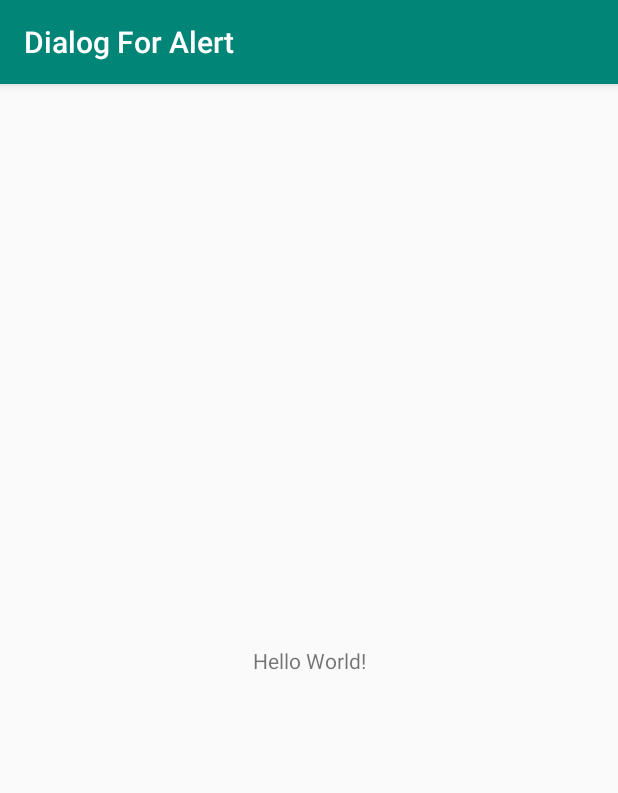
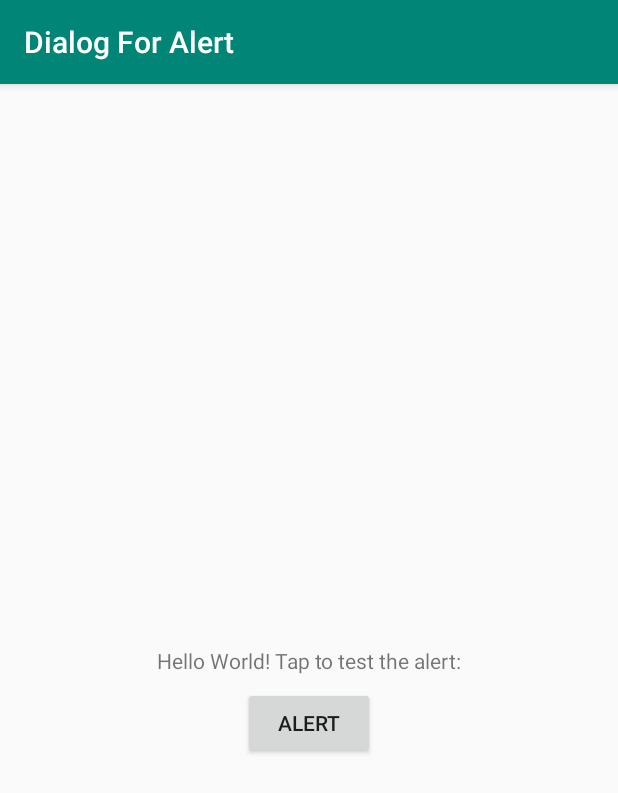
Before and after one commit to thom1376/Lab4, an Android app: the screen it shows after launch (MainActivity), on a phone screen of 412 x 824 dp. Shown: the top 793 px of the screen. Run offline under Robolectric (Android 15) with nearby library versions, the phone set to English and light mode, and no system bars.

Commit message:
Add alert dialog to Dialog For Alert project

```diff
--- a/DialogForAlert/app/src/main/res/layout/activity_main.xml
+++ b/DialogForAlert/app/src/main/res/layout/activity_main.xml
@@ -7,12 +7,28 @@
     tools:context=".MainActivity">
 
     <TextView
+        android:id="@+id/textView"
         android:layout_width="wrap_content"
         android:layout_height="wrap_content"
-        android:text="Hello World!"
+        android:text="Hello World! Tap to test the alert:"
         app:layout_constraintBottom_toBottomOf="parent"
         app:layout_constraintLeft_toLeftOf="parent"
         app:layout_constraintRight_toRightOf="parent"
         app:layout_constraintTop_toTopOf="parent" />
 
+    <Button
+        android:id="@+id/button"
+        android:layout_width="wrap_content"
+        android:layout_height="wrap_content"
+        android:layout_marginStart="8dp"
+        android:layout_marginLeft="8dp"
+        android:layout_marginTop="8dp"
+        android:layout_marginEnd="8dp"
+        android:layout_marginRight="8dp"
+        android:onClick="onClickShowAlert"
+        android:text="Alert"
+        app:layout_constraintEnd_toEndOf="parent"
+        app:layout_constraintStart_toStartOf="parent"
+        app:layout_constraintTop_toBottomOf="@+id/textView" />
+
 </android.support.constraint.ConstraintLayout>
```
Also changed, not shown: DialogForAlert/app/src/main/java/com/example/android/dialogforalert/MainActivity.java (+34 -0 lines).
